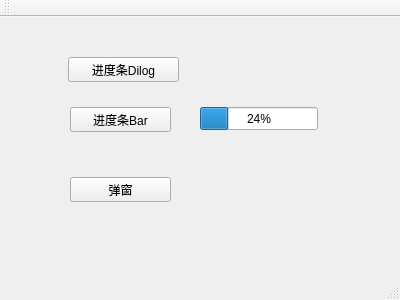
Old version of the form mainwindow.ui in the repository wenyue7/Interface_Plot.
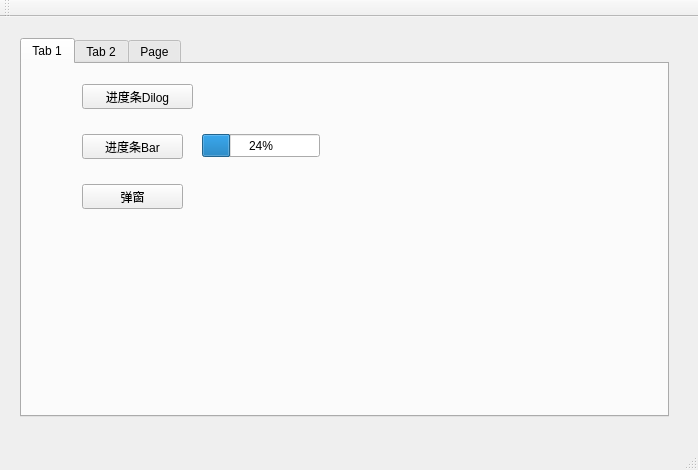
New version of the form. The open tabs and pages were chosen to show the change. Custom widgets are drawn as their Qt base class.

What changed in the file:
```diff
--- a/mainwindow.ui
+++ b/mainwindow.ui
@@ -6,19 +6,77 @@
    <rect>
     <x>0</x>
     <y>0</y>
-    <width>400</width>
-    <height>300</height>
+    <width>698</width>
+    <height>470</height>
    </rect>
   </property>
   <property name="windowTitle">
    <string>MainWindow</string>
   </property>
   <widget class="QWidget" name="centralWidget">
+   <widget class="QWidget" name="gridLayoutWidget">
+    <property name="geometry">
+     <rect>
+      <x>9</x>
+      <y>10</y>
+      <width>671</width>
+      <height>401</height>
+     </rect>
+    </property>
+    <layout class="QGridLayout" name="gridLayout">
+     <item row="0" column="0">
+      <widget class="QTabWidget" name="tabWidget">
+       <property name="currentIndex">
+        <number>2</number>
+       </property>
+       <widget class="QWidget" name="tab">
+        <attribute name="title">
+         <string>Tab 1</string>
+        </attribute>
+        <widget class="QPushButton" name="pushButton_3">
+         <property name="geometry">
+          <rect>
+           <x>60</x>
+           <y>120</y>
+           <width>101</width>
+           <height>25</height>
+          </rect>
+         </property>
+         <property name="text">
+          <string>弹窗</string>
+         </property>
+        </widget>
+        <widget class="QPushButton" name="pushButton_2">
+         <property name="geometry">
+          <rect>
+           <x>60</x>
+           <y>70</y>
+           <width>101</width>
+           <height>25</height>
+          </rect>
+         </property>
+         <property name="text">
+          <string>进度条Bar</string>
+         </property>
+        </widget>
+        <widget class="QPushButton" name="pushButton">
+         <property name="geometry">
+          <rect>
+           <x>60</x>
+           <y>20</y>
+           <width>111</width>
+           <height>25</height>
+          </rect>
+         </property>
+         <property name="text">
+          <string>进度条Dilog</string>
+         </property>
+        </widget>
    <widget class="QProgressBar" name="progressBar">
     <property name="geometry">
      <rect>
-      <x>200</x>
-      <y>90</y>
+           <x>180</x>
+           <y>70</y>
       <width>118</width>
       <height>23</height>
      </rect>
@@ -27,44 +85,40 @@
      <number>24</number>
     </property>
    </widget>
-   <widget class="QPushButton" name="pushButton">
-    <property name="geometry">
-     <rect>
-      <x>68</x>
-      <y>40</y>
-      <width>111</width>
-      <height>25</height>
-     </rect>
-    </property>
-    <property name="text">
-     <string>进度条Dilog</string>
-    </property>
-   </widget>
-   <widget class="QPushButton" name="pushButton_2">
+       </widget>
+       <widget class="QWidget" name="tab_2">
+        <attribute name="title">
+         <string>Tab 2</string>
+        </attribute>
+        <widget class="QCustomPlot" name="widget" native="true">
     <property name="geometry">
      <rect>
-      <x>70</x>
-      <y>90</y>
-      <width>101</width>
-      <height>25</height>
-     </rect>
-    </property>
-    <property name="text">
-     <string>进度条Bar</string>
-    </property>
-   </widget>
-   <widget class="QPushButton" name="pushButton_3">
+           <x>10</x>
+           <y>10</y>
+           <width>641</width>
+           <height>341</height>
+          </rect>
+         </property>
+        </widget>
+       </widget>
+       <widget class="QWidget" name="tab_3">
+        <attribute name="title">
+         <string>Page</string>
+        </attribute>
+        <widget class="QwtPlot" name="qwtPlot">
     <property name="geometry">
      <rect>
-      <x>70</x>
-      <y>160</y>
-      <width>101</width>
-      <height>25</height>
-     </rect>
-    </property>
-    <property name="text">
-     <string>弹窗</string>
-    </property>
+           <x>10</x>
+           <y>10</y>
+           <width>641</width>
+           <height>341</height>
+          </rect>
+         </property>
+        </widget>
+       </widget>
+      </widget>
+     </item>
+    </layout>
    </widget>
   </widget>
   <widget class="QMenuBar" name="menuBar">
@@ -88,6 +142,19 @@
   <widget class="QStatusBar" name="statusBar"/>
  </widget>
  <layoutdefault spacing="6" margin="11"/>
+ <customwidgets>
+  <customwidget>
+   <class>QwtPlot</class>
+   <extends>QFrame</extends>
+   <header>qwt_plot.h</header>
+  </customwidget>
+  <customwidget>
+   <class>QCustomPlot</class>
+   <extends>QWidget</extends>
+   <header location="global">qcustomplot.h</header>
+   <container>1</container>
+  </customwidget>
+ </customwidgets>
  <resources/>
  <connections/>
 </ui>
```
Left out of the diff: 2 changed lines with no effect on the pictures. Lines whose indentation alone changed are shown as unchanged.
